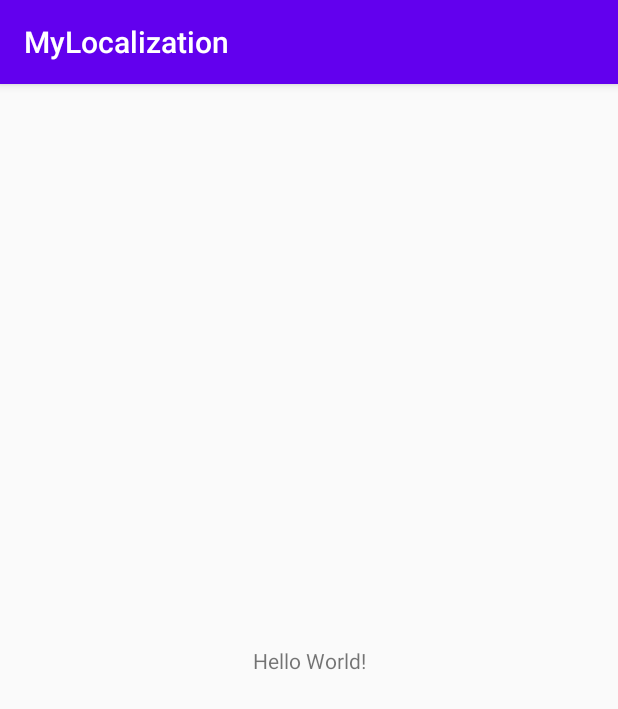
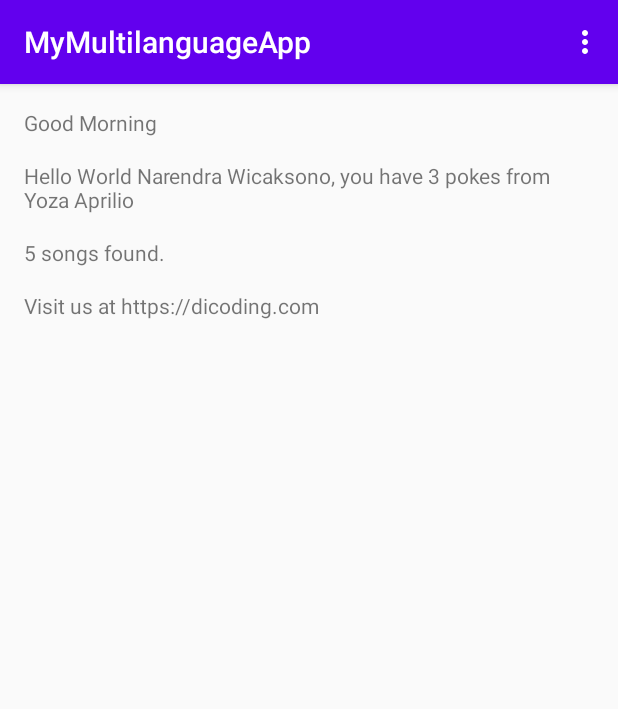
Before and after one commit to adeliaayu/MyLocalization, an Android app: the screen it shows after launch (MainActivity), on a phone screen of 412 x 824 dp. Shown: the top 709 px of the screen. Run offline under Robolectric (Android 15) with nearby library versions, the phone set to English and light mode, and no system bars.

Commit message:
adding several strings for different languages

```diff
--- a/app/src/main/java/com/dicoding/kotlin/mylocalization/MainActivity.kt
+++ b/app/src/main/java/com/dicoding/kotlin/mylocalization/MainActivity.kt
@@ -1,11 +1,39 @@
 package com.dicoding.kotlin.mylocalization
 
+import android.content.Intent
 import androidx.appcompat.app.AppCompatActivity
 import android.os.Bundle
+import android.provider.Settings
+import android.view.Menu
+import android.view.MenuItem
+import kotlinx.android.synthetic.main.activity_main.*
 
 class MainActivity : AppCompatActivity() {
     override fun onCreate(savedInstanceState: Bundle?) {
         super.onCreate(savedInstanceState)
         setContentView(R.layout.activity_main)
+
+        val pokeCount = 3
+        val hello = resources.getString(R.string.hello_world, "Narendra Wicaksono", pokeCount, "Yoza Aprilio")
+        tv_hello.text = hello
+
+        val songCount = 5
+        val pluralText = resources.getQuantityString(R.plurals.numberOfSongsAvailable, songCount, songCount)
+        tv_plural.text = pluralText
+
+        tv_xliff.text = resources.getString(R.string.app_homeurl)
+    }
+
+    override fun onCreateOptionsMenu(menu: Menu?): Boolean {
+        menuInflater.inflate(R.menu.main_menu, menu)
+        return super.onCreateOptionsMenu(menu)
+    }
+
+    override fun onOptionsItemSelected(item: MenuItem): Boolean {
+        if (item.itemId == R.id.action_change_settings) {
+            val mIntent = Intent(Settings.ACTION_LOCALE_SETTINGS)
+            startActivity(mIntent)
+        }
+        return super.onOptionsItemSelected(item)
     }
 }
--- a/app/src/main/res/layout/activity_main.xml
+++ b/app/src/main/res/layout/activity_main.xml
@@ -1,18 +1,35 @@
 <?xml version="1.0" encoding="utf-8"?>
-<androidx.constraintlayout.widget.ConstraintLayout xmlns:android="http://schemas.android.com/apk/res/android"
-    xmlns:app="http://schemas.android.com/apk/res-auto"
+<LinearLayout xmlns:android="http://schemas.android.com/apk/res/android"
     xmlns:tools="http://schemas.android.com/tools"
+    android:id="@+id/activity_main"
     android:layout_width="match_parent"
     android:layout_height="match_parent"
+    android:orientation="vertical"
+    android:padding="16dp"
     tools:context=".MainActivity">
 
     <TextView
+        android:id="@+id/tv_morning"
         android:layout_width="wrap_content"
         android:layout_height="wrap_content"
-        android:text="Hello World!"
-        app:layout_constraintBottom_toBottomOf="parent"
-        app:layout_constraintLeft_toLeftOf="parent"
-        app:layout_constraintRight_toRightOf="parent"
-        app:layout_constraintTop_toTopOf="parent" />
+        android:layout_marginBottom="16dp"
+        android:text="@string/good_morning" />
 
-</androidx.constraintlayout.widget.ConstraintLayout>
+    <TextView
+        android:id="@+id/tv_hello"
+        android:layout_width="wrap_content"
+        android:layout_height="wrap_content"
+        android:layout_marginBottom="16dp" />
+
+    <TextView
+        android:id="@+id/tv_plural"
+        android:layout_width="wrap_content"
+        android:layout_height="wrap_content"
+        android:layout_marginBottom="16dp" />
+
+    <TextView
+        android:id="@+id/tv_xliff"
+        android:layout_width="wrap_content"
+        android:layout_height="wrap_content" />
+
+</LinearLayout>
--- /dev/null
+++ b/app/src/main/res/menu/main_menu.xml
@@ -0,0 +1,8 @@
+<?xml version="1.0" encoding="utf-8"?>
+<menu xmlns:android="http://schemas.android.com/apk/res/android"
+    xmlns:app="http://schemas.android.com/apk/res-auto">
+    <item
+        android:id="@+id/action_change_settings"
+        android:title="@string/change_language_settings"
+        app:showAsAction="never"/>
+</menu>
--- a/app/src/main/res/values/strings.xml
+++ b/app/src/main/res/values/strings.xml
@@ -1,3 +1,17 @@
-<resources>
-    <string name="app_name">MyLocalization</string>
+<?xml version="1.0" encoding="utf-8"?>
+<resources xmlns:xliff="urn:oasis:names:tc:xliff:document:1.2">
+    <string name="app_name">MyMultilanguageApp</string>
+    <string name="hello_world">Hello World %1$s, you have %2$d pokes from %3$s</string>
+    <string name="good_morning">Good Morning</string>
+
+    <plurals name="numberOfSongsAvailable">
+        <item quantity="one">%d song found.</item>
+        <item quantity="other">%d songs found.</item>
+    </plurals>
+
+    <string name="app_homeurl">
+       Visit us at <xliff:g id="application_homepage">https://dicoding.com</xliff:g>
+    </string>
+
+    <string name="change_language_settings">Change Language Settings</string>
 </resources>
```
Also changed, not shown: 3 other files.
